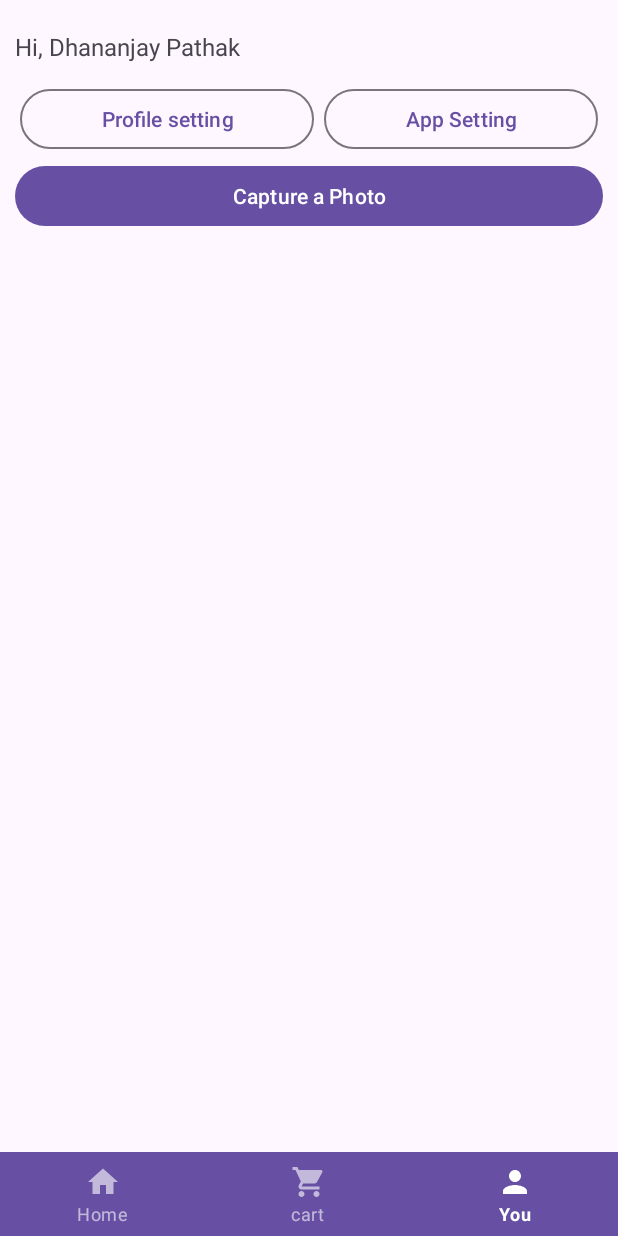
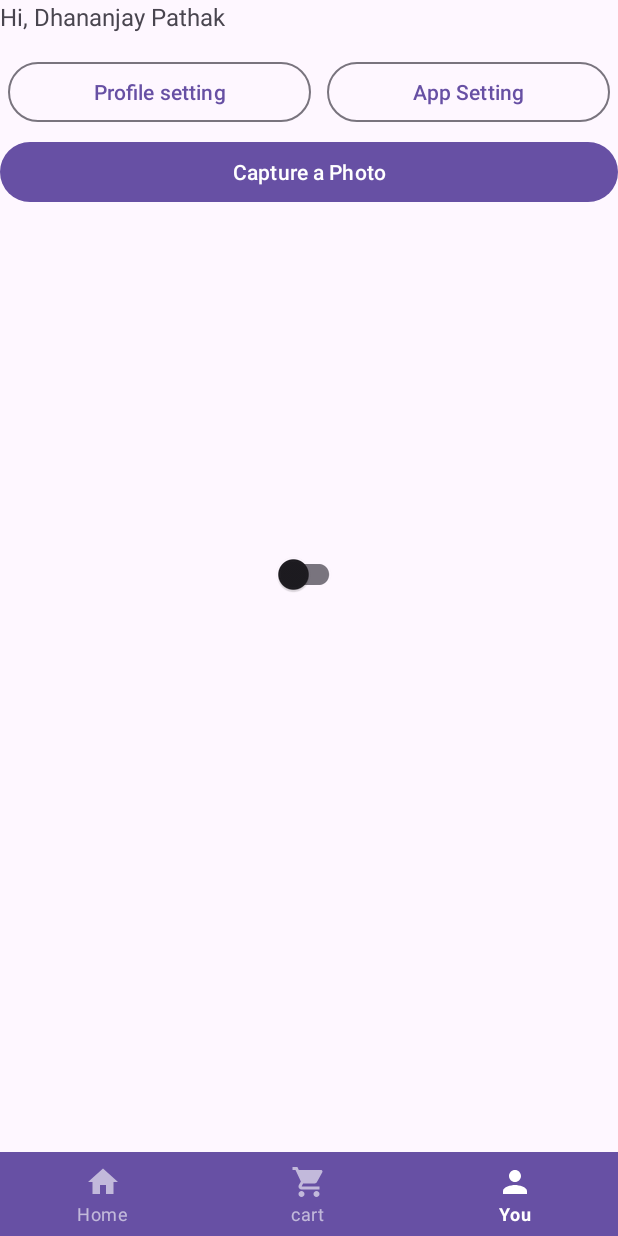
Before and after one commit to Dhananjaypathak27/DFakeStore, an Android app: the ProfileScreenFragment screen opened through its navigation route, on a phone screen of 412 x 824 dp. Run offline under Robolectric (Android 15) with nearby library versions, the phone set to English and light mode, and no system bars; our stand-ins replace data binding, navigation-ui.

Commit message:
dark mode added and string file added with dimens file added

```diff
--- a/app/src/main/java/com/inxparticle/dfakestore/MainActivity.kt
+++ b/app/src/main/java/com/inxparticle/dfakestore/MainActivity.kt
@@ -7,6 +7,7 @@ import android.view.MenuItem
 import android.view.View
 import android.widget.Toast
 import androidx.activity.viewModels
+import androidx.appcompat.app.AppCompatDelegate
 import androidx.core.view.GravityCompat
 import androidx.databinding.DataBindingUtil
 import androidx.navigation.NavController
@@ -19,11 +20,12 @@ import androidx.navigation.ui.setupActionBarWithNavController
 import androidx.navigation.ui.setupWithNavController
 import com.google.android.material.bottomnavigation.BottomNavigationView
 import com.inxparticle.dfakestore.databinding.ActivityMainBinding
+import com.inxparticle.dfakestore.util.SharedPref
 
 class MainActivity : AppCompatActivity() {
     private lateinit var binding: ActivityMainBinding
     private val viewModel: MainActivityViewModel by viewModels()
-
+    private lateinit var sharedPref:SharedPref
     val navController:NavController by lazy {
         findNavController(R.id.navHostFragment)
     }
@@ -33,6 +35,14 @@ class MainActivity : AppCompatActivity() {
         setSupportActionBar(findViewById(R.id.my_toolbar))
         binding.viewModel = viewModel
         binding.lifecycleOwner = this
+        sharedPref = SharedPref(this)
+
+        if(sharedPref.getBoolean("nightModeOnn")){
+            AppCompatDelegate.setDefaultNightMode(AppCompatDelegate.MODE_NIGHT_YES)
+        }
+        else{
+            AppCompatDelegate.setDefaultNightMode(AppCompatDelegate.MODE_NIGHT_NO)
+        }
 
         // Find reference to bottom navigation view
         val navView: BottomNavigationView = binding.bottomNavView
--- a/app/src/main/java/com/inxparticle/dfakestore/view/profileScreen/ProfileScreenFragment.kt
+++ b/app/src/main/java/com/inxparticle/dfakestore/view/profileScreen/ProfileScreenFragment.kt
@@ -15,10 +15,12 @@ import android.view.ViewGroup
 import android.widget.Toast
 import androidx.activity.result.contract.ActivityResultContract
 import androidx.activity.result.contract.ActivityResultContracts
+import androidx.appcompat.app.AppCompatDelegate
 import androidx.core.app.ActivityCompat
 import androidx.core.content.ContextCompat
 import androidx.fragment.app.viewModels
 import com.inxparticle.dfakestore.databinding.FragmentProfileScreenBinding
+import com.inxparticle.dfakestore.util.SharedPref
 
 class ProfileScreenFragment : Fragment() {
 
@@ -26,6 +28,7 @@ class ProfileScreenFragment : Fragment() {
     private val viewModel by viewModels<ProfileScreenViewModel>()
     private val CAMERA_PERMISSION_REQUEST_CODE = 100
     private val REQUEST_IMAGE_CAPTURE = 101
+    lateinit var sharedPref:SharedPref
 
     override fun onCreateView(
         inflater: LayoutInflater, container: ViewGroup?,
@@ -33,7 +36,8 @@ class ProfileScreenFragment : Fragment() {
     ): View? {
         // Inflate the layout for this fragment
 //        return inflater.inflate(R.layout.fragment_profile_screen, container, false)
-        binding = FragmentProfileScreenBinding.inflate(inflater,container,false)
+//        FragmentProfileScreenBindingImpl
+        binding = FragmentProfileScreenBinding.inflate(inflater)
         return binding.root
     }
 
@@ -41,9 +45,27 @@ class ProfileScreenFragment : Fragment() {
         super.onViewCreated(view, savedInstanceState)
         binding.viewModel = viewModel
         binding.lifecycleOwner = this
+        sharedPref = SharedPref(requireActivity())
+
+        binding.switch1.isChecked = sharedPref.getBoolean("nightModeOnn")
+
 
         binding.capturePhoto.setOnClickListener {
             checkCameraPermissionAndRequest()
+        }
+
+        binding.switch1.setOnCheckedChangeListener { buttonView, isChecked ->
+
+            if (isChecked) {
+                AppCompatDelegate.setDefaultNightMode(AppCompatDelegate.MODE_NIGHT_YES)
+                Toast.makeText(requireContext(), "Night Mode onn", Toast.LENGTH_SHORT).show()
+                sharedPref.setBoolean("nightModeOnn",true)
+
+            } else {
+                sharedPref.setBoolean("nightModeOnn",false)
+                AppCompatDelegate.setDefaultNightMode(AppCompatDelegate.MODE_NIGHT_NO)
+                Toast.makeText(requireContext(), "Day Mode onn", Toast.LENGTH_SHORT).show()
+            }
         }
     }
 
--- a/app/src/main/res/layout/category_layout.xml
+++ b/app/src/main/res/layout/category_layout.xml
@@ -17,8 +17,10 @@
         android:id="@+id/category_text_view"
         android:layout_width="match_parent"
         android:layout_height="wrap_content"
-        android:layout_marginTop="10dp"
+        android:layout_marginTop="@dimen/dim_10"
+        android:textColor="@color/textColor"
+        android:textSize="@dimen/font_size_16"
         android:textAlignment="center"
-        android:hint="hello sample"
+        android:hint="@string/hello_sample"
         />
 </LinearLayout>
--- a/app/src/main/res/layout/fragment_profile_screen.xml
+++ b/app/src/main/res/layout/fragment_profile_screen.xml
@@ -16,17 +16,17 @@
     <androidx.constraintlayout.widget.ConstraintLayout
         android:layout_width="match_parent"
         android:layout_height="match_parent"
-        android:layout_marginHorizontal="10dp"
-        android:layout_marginVertical="20dp"
+        android:layout_marginHorizontal="@dimen/dim_10"
+        android:layout_marginVertical="@dimen/dim_20"
         tools:context=".view.profileScreen.ProfileScreenFragment">
 
-        <TextView
+        <com.google.android.material.textview.MaterialTextView
             android:id="@+id/textView"
             android:layout_width="match_parent"
             android:layout_height="wrap_content"
-            android:hint="Hey dhananjay"
+            android:hint="@string/hey_dhananjay"
             android:text="@{viewModel.userName}"
-            android:textSize="16dp"
+            android:textSize="@dimen/font_size_16"
             app:layout_constraintEnd_toEndOf="parent"
             app:layout_constraintStart_toStartOf="parent"
             app:layout_constraintTop_toTopOf="parent" />
@@ -35,7 +35,7 @@
             android:id="@+id/linearLayout"
             android:layout_width="match_parent"
             android:layout_height="wrap_content"
-            android:layout_marginTop="10dp"
+            android:layout_marginTop="@dimen/dim_10"
             android:orientation="horizontal"
             android:weightSum="2"
             app:layout_constraintTop_toBottomOf="@+id/textView">
@@ -44,24 +44,25 @@
                 style="@style/Widget.Material3.Button.OutlinedButton"
                 android:layout_width="wrap_content"
                 android:layout_height="wrap_content"
-                android:layout_margin="5px"
+                android:layout_margin="@dimen/dim_5"
                 android:layout_weight="1"
-                android:text="Profile setting" />
+                android:text="@string/profile_setting" />
 
             <Button
                 style="@style/Widget.Material3.Button.OutlinedButton"
                 android:layout_width="wrap_content"
                 android:layout_height="wrap_content"
-                android:layout_margin="5px"
+                android:layout_margin="@dimen/dim_5"
                 android:layout_weight="1"
-                android:text="App Setting" />
+                android:text="@string/app_setting" />
         </LinearLayout>
 
-        <Button
+        <com.google.android.material.button.MaterialButton
             android:id="@+id/capture_photo"
             android:layout_width="match_parent"
             android:layout_height="wrap_content"
-            android:text="Capture a Photo"
+            android:text="@string/capture_a_photo"
+            style="@style/buttonStyle"
             app:layout_constraintEnd_toEndOf="parent"
             app:layout_constraintHorizontal_bias="0.5"
             app:layout_constraintStart_toStartOf="parent"
@@ -69,12 +70,21 @@
 
         <ImageView
             android:id="@+id/capture_photo_image"
-            android:layout_width="200dp"
-            android:layout_height="200dp"
+            android:layout_width="@dimen/dim_200"
+            android:layout_height="@dimen/dim_200"
             app:layout_constraintEnd_toEndOf="parent"
             app:layout_constraintStart_toStartOf="parent"
             app:layout_constraintTop_toBottomOf="@+id/capture_photo" />
 
+        <com.google.android.material.switchmaterial.SwitchMaterial
+            android:id="@+id/switch1"
+            android:layout_width="wrap_content"
+            android:layout_height="wrap_content"
+            android:layout_marginTop="@dimen/dim_20"
+            app:layout_constraintEnd_toEndOf="parent"
+            app:layout_constraintStart_toStartOf="parent"
+            app:layout_constraintTop_toBottomOf="@+id/capture_photo_image" />
+
     </androidx.constraintlayout.widget.ConstraintLayout>
 
 </layout>
--- a/app/src/main/res/layout/home_carousel.xml
+++ /dev/null
@@ -1,6 +0,0 @@
-<?xml version="1.0" encoding="utf-8"?>
-<androidx.constraintlayout.widget.ConstraintLayout xmlns:android="http://schemas.android.com/apk/res/android"
-             android:layout_width="match_parent"
-             android:layout_height="match_parent">
-
-</androidx.constraintlayout.widget.ConstraintLayout>
--- /dev/null
+++ b/app/src/main/res/values-night/colors.xml
@@ -0,0 +1,13 @@
+<?xml version="1.0" encoding="utf-8"?>
+<resources>
+    <color name="black">#FF000000</color>
+    <color name="white">#FFFFFFFF</color>
+
+
+    <color name="backgroundColor">#212121</color>
+    <color name="textColor">#2A629A</color>
+    <color name="buttonBackground">#A1DD70</color>
+
+
+    <color name="text_color">#9C27B0</color>
+</resources>
--- /dev/null
+++ b/app/src/main/res/values-night/strings.xml
@@ -0,0 +1,13 @@
+<resources>
+    <string name="app_name">D Fake Store</string>
+    <!-- TODO: Remove or change this placeholder text -->
+    <string name="hello_blank_fragment">Hello blank fragment</string>
+
+    <string name="open">Open</string>
+    <string name="close">Close</string>
+    <string name="splash_screen">Splash Screen</string>
+    <string name="login">Login</string>
+    <string name="Dashboard">D Fack Store</string>
+    <string name="myCart">My Cart</string>
+    <string name="Profile">Profile</string>
+</resources>
--- a/app/src/main/res/values-night/themes.xml
+++ b/app/src/main/res/values-night/themes.xml
@@ -3,5 +3,23 @@
     <style name="Base.Theme.DFakeStore" parent="Theme.Material3.DayNight.NoActionBar">
         <!-- Customize your dark theme here. -->
         <!-- <item name="colorPrimary">@color/my_dark_primary</item> -->
+         <item name="colorPrimary">@color/color_primary</item>
+         <item name="colorPrimaryDark">@color/color_primary_dark</item>
+         <item name="colorAccent">@color/color_accent</item>
+
+
+
+    </style>
+
+    <style name="buttonStyle" parent="Widget.Material3.Button">
+        <item name="android:textColor">@color/text_color</item>
+        <item name="android:textSize">28sp</item>
+        <item name="android:textStyle">bold</item>
+    </style>
+
+    <style name="fragmentStyle">
+        <item name="android:textStyle">italic</item>
+        <item name="android:textColor">@color/text_color</item>
+        <item name="android:textSize">16sp</item>
     </style>
 </resources>
--- a/app/src/main/res/values/colors.xml
+++ b/app/src/main/res/values/colors.xml
@@ -2,4 +2,15 @@
 <resources>
     <color name="black">#FF000000</color>
     <color name="white">#FFFFFFFF</color>
+
+    <color name="backgroundColor">#FCFCFC</color>
+    <color name="textColor">#000000</color>
+    <color name="buttonBackground">#FFEB3B</color>
+    <color name="color_primary">#E91E63</color>
+    <color name="color_primary_dark">#F1FF63</color>
+    <color name="color_accent">#8A9BFB</color>
+
+    <color name="text_color">#FFFFFF</color>
+
+
 </resources>
--- a/app/src/main/res/values/strings.xml
+++ b/app/src/main/res/values/strings.xml
@@ -10,4 +10,12 @@
     <string name="Dashboard">D Fack Store</string>
     <string name="myCart">My Cart</string>
     <string name="Profile">Profile</string>
+    <string name="hello_sample">hello sample</string>
+    <string name="hi_there_this_is_for_testing_purpose_not_for_any_other_work_this_is_for_understanding_the_requiremtnts_of_the_project_of_themes_in_android_development">Hi there! this is for testing purpose not for any other work this is for understanding the requiremtnts of the project of themes in android development</string>
+    <string name="username">Username</string>
+    <string name="password">Password</string>
+    <string name="capture_a_photo">Capture a Photo</string>
+    <string name="profile_setting">Profile setting</string>
+    <string name="hey_dhananjay">Hey dhananjay</string>
+    <string name="app_setting">App Setting</string>
 </resources>
```
Also changed, not shown: app/src/main/res/layout/fragment_dashboard_screen.xml (+9 -0 lines), app/src/main/res/layout/fragment_login_screen.xml (+5 -5 lines), app/src/main/res/layout/header_layout.xml (deleted, +0 -18 lines), app/src/main/res/values-sw480dp/dimens.xml (added, +42 -0 lines), app/src/main/res/values-w820dp/dimens.xml (added, +65 -0 lines), app/src/main/res/values/dimens.xml (added, +67 -0 lines), gradle/wrapper/gradle-wrapper.properties.
